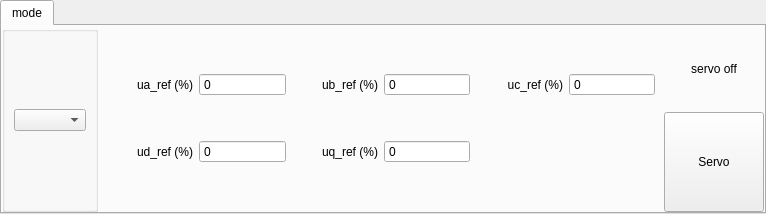
Qt form FrontEnd/ui/tabmodectl.ui (TheKaramazovBrothers/SevDrvExpSys) before a commit.
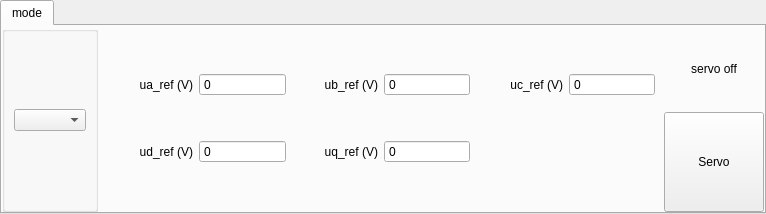
The same form after that commit. The open tabs and pages were chosen to show the change.

Diff of the .ui file:
```diff
--- a/FrontEnd/ui/tabmodectl.ui
+++ b/FrontEnd/ui/tabmodectl.ui
@@ -156,7 +156,7 @@
            <item row="0" column="0">
             <widget class="QLabel" name="label_5">
              <property name="text">
-              <string>ua_ref (%)</string>
+              <string>ua_ref (V)</string>
              </property>
              <property name="alignment">
               <set>Qt::AlignRight|Qt::AlignTrailing|Qt::AlignVCenter</set>
@@ -179,7 +179,7 @@
            <item row="0" column="2">
             <widget class="QLabel" name="label_8">
              <property name="text">
-              <string>ub_ref (%)</string>
+              <string>ub_ref (V)</string>
              </property>
              <property name="alignment">
               <set>Qt::AlignRight|Qt::AlignTrailing|Qt::AlignVCenter</set>
@@ -202,7 +202,7 @@
            <item row="0" column="4">
             <widget class="QLabel" name="label_9">
              <property name="text">
-              <string>uc_ref (%)</string>
+              <string>uc_ref (V)</string>
              </property>
              <property name="alignment">
               <set>Qt::AlignRight|Qt::AlignTrailing|Qt::AlignVCenter</set>
@@ -225,7 +225,7 @@
            <item row="1" column="0">
             <widget class="QLabel" name="label_10">
              <property name="text">
-              <string>ud_ref (%)</string>
+              <string>ud_ref (V)</string>
              </property>
              <property name="alignment">
               <set>Qt::AlignRight|Qt::AlignTrailing|Qt::AlignVCenter</set>
@@ -248,7 +248,7 @@
            <item row="1" column="2">
             <widget class="QLabel" name="label_16">
              <property name="text">
-              <string>uq_ref (%)</string>
+              <string>uq_ref (V)</string>
              </property>
              <property name="alignment">
               <set>Qt::AlignRight|Qt::AlignTrailing|Qt::AlignVCenter</set>
```
Left out of the diff: 8 changed lines with no effect on the pictures.
